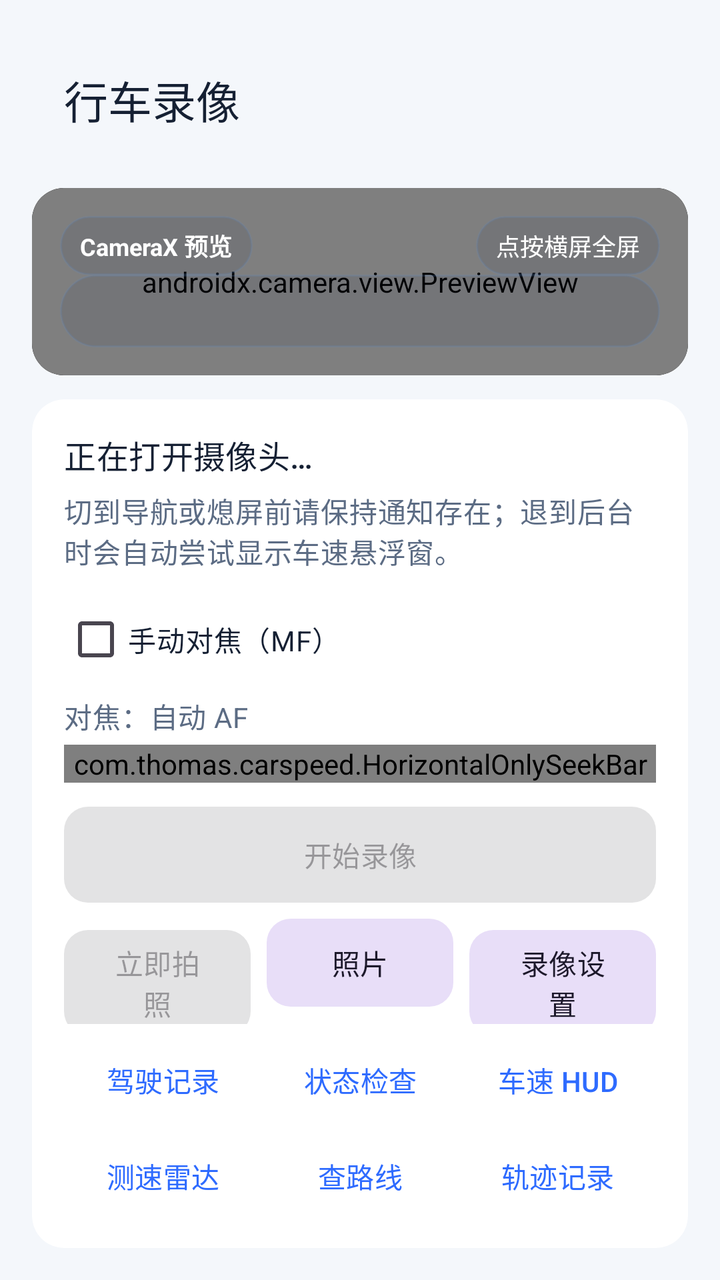
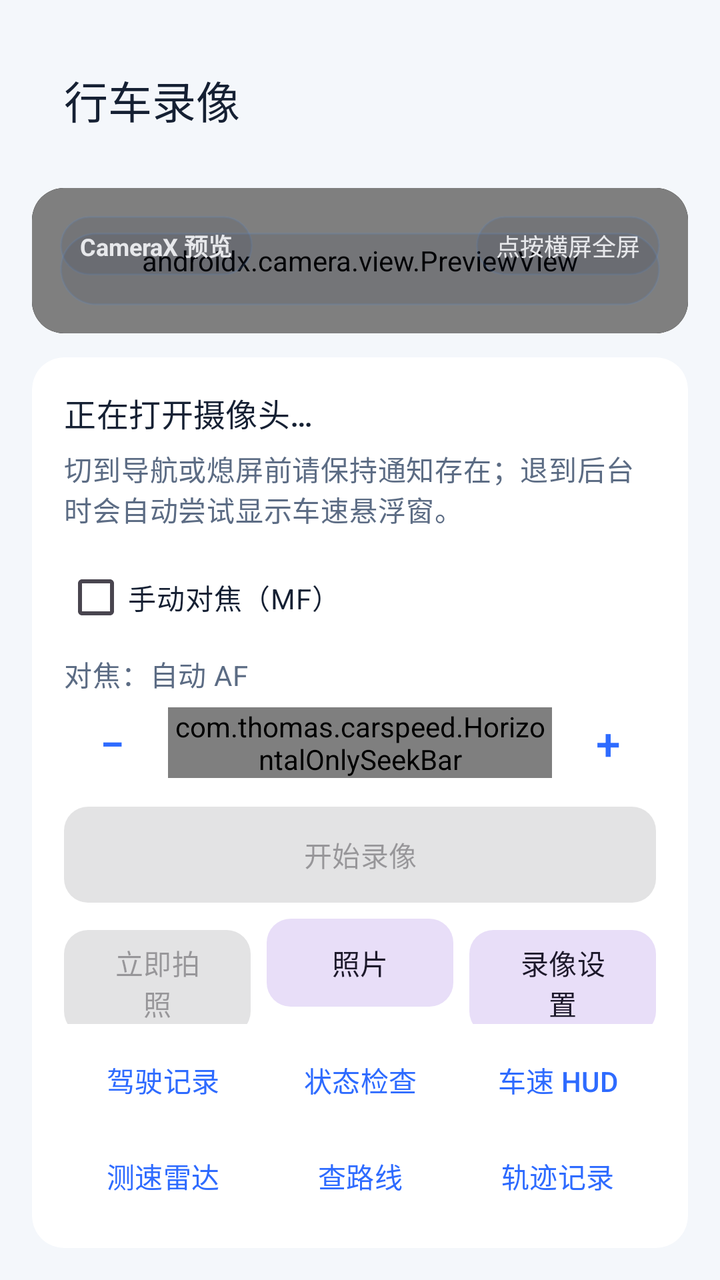

Screens rendered from an Android XML layout before and after an edit, with the pre-edit source and the edit as a unified diff.
<!-- AndroidManifest.xml: application theme Theme.CarSpeed -->
<!-- res/layout/activity_camera_record.xml -->
<?xml version="1.0" encoding="utf-8"?>
<ScrollView xmlns:android="http://schemas.android.com/apk/res/android"
    xmlns:app="http://schemas.android.com/apk/res-auto"
    android:layout_width="match_parent"
    android:layout_height="match_parent"
    android:background="@color/brand_sand"
    android:fillViewport="true">

    <LinearLayout
        android:layout_width="match_parent"
        android:layout_height="wrap_content"
        android:orientation="vertical"
        android:paddingStart="16dp"
        android:paddingTop="18dp"
        android:paddingEnd="16dp"
        android:paddingBottom="16dp">

    <com.google.android.material.appbar.MaterialToolbar
        android:id="@+id/toolbar"
        android:layout_width="match_parent"
        android:layout_height="wrap_content"
        android:backgroundTint="@android:color/transparent"
        app:title="@string/camera_record_title"
        app:titleTextColor="@color/text_primary" />

    <com.google.android.material.card.MaterialCardView
        android:id="@+id/previewCard"
        style="@style/Widget.CarSpeed.Card"
        android:layout_width="match_parent"
        android:layout_height="0dp"
        android:layout_marginTop="12dp"
        android:layout_weight="1"
        android:clickable="true"
        android:focusable="true">

        <FrameLayout
            android:layout_width="match_parent"
            android:layout_height="match_parent"
            android:background="@android:color/black">

            <androidx.camera.view.PreviewView
                android:id="@+id/previewView"
                android:layout_width="match_parent"
                android:layout_height="match_parent"
                android:background="@android:color/black"
                app:implementationMode="compatible" />

            <com.thomas.carspeed.AspectRatioTextureView
                android:id="@+id/recordingTextureView"
                android:layout_width="match_parent"
                android:layout_height="match_parent"
                android:layout_gravity="center"
                android:visibility="gone" />

            <com.thomas.carspeed.PlateOverlayView
                android:id="@+id/plateOverlayView"
                android:layout_width="match_parent"
                android:layout_height="match_parent"
                android:visibility="gone" />

            <TextView
                android:layout_width="wrap_content"
                android:layout_height="wrap_content"
                android:layout_gravity="top|start"
                android:layout_margin="14dp"
                android:background="@drawable/overlay_chip_dark_bg"
                android:paddingStart="10dp"
                android:paddingTop="6dp"
                android:paddingEnd="10dp"
                android:paddingBottom="6dp"
                android:text="@string/camera_preview_badge"
                android:textColor="@android:color/white"
                android:textSize="12sp"
                android:textStyle="bold" />

            <TextView
                android:layout_width="wrap_content"
                android:layout_height="wrap_content"
                android:layout_gravity="top|end"
                android:layout_margin="14dp"
                android:background="@drawable/overlay_chip_dark_bg"
                android:paddingStart="10dp"
                android:paddingTop="6dp"
                android:paddingEnd="10dp"
                android:paddingBottom="6dp"
                android:text="@string/preview_fullscreen_hint"
                android:textColor="@android:color/white"
                android:textSize="12sp" />

            <TextView
                android:id="@+id/tvPreviewTimer"
                android:layout_width="wrap_content"
                android:layout_height="wrap_content"
                android:layout_gravity="top|center_horizontal"
                android:layout_marginTop="14dp"
                android:background="@drawable/overlay_chip_dark_bg"
                android:paddingStart="12dp"
                android:paddingTop="6dp"
                android:paddingEnd="12dp"
                android:paddingBottom="6dp"
                android:textColor="@android:color/white"
                android:textSize="14sp"
                android:textStyle="bold"
                android:visibility="gone" />

            <TextView
                android:id="@+id/tvPreviewOverlay"
                android:layout_width="match_parent"
                android:layout_height="wrap_content"
                android:layout_gravity="bottom"
                android:layout_margin="14dp"
                android:background="@drawable/overlay_chip_dark_bg"
                android:lineSpacingExtra="3dp"
                android:padding="10dp"
                android:textColor="@android:color/white"
                android:textSize="12sp" />
        </FrameLayout>
    </com.google.android.material.card.MaterialCardView>

    <com.google.android.material.card.MaterialCardView
        style="@style/Widget.CarSpeed.Card"
        android:layout_width="match_parent"
        android:layout_height="wrap_content"
        android:layout_marginTop="12dp">

        <LinearLayout
            android:layout_width="match_parent"
            android:layout_height="wrap_content"
            android:orientation="vertical"
            android:padding="16dp">

            <TextView
                android:id="@+id/tvCameraStatus"
                android:layout_width="match_parent"
                android:layout_height="wrap_content"
                android:text="@string/camera_opening"
                android:textAppearance="@style/TextAppearance.CarSpeed.SectionTitle" />

            <TextView
                android:id="@+id/tvSavedPath"
                android:layout_width="match_parent"
                android:layout_height="wrap_content"
                android:layout_marginTop="6dp"
                android:text="@string/video_background_hint"
                android:textAppearance="@style/TextAppearance.CarSpeed.Body" />

            <com.google.android.material.checkbox.MaterialCheckBox
                android:id="@+id/cbManualFocus"
                android:layout_width="match_parent"
                android:layout_height="wrap_content"
                android:layout_marginTop="10dp"
                android:text="@string/manual_focus_toggle"
                android:textColor="@color/text_primary" />

            <TextView
                android:id="@+id/tvFocusInlineLabel"
                android:layout_width="match_parent"
                android:layout_height="wrap_content"
                android:layout_marginTop="4dp"
                android:text="@string/focus_auto_label"
                android:textAppearance="@style/TextAppearance.CarSpeed.Body" />

            <com.thomas.carspeed.HorizontalOnlySeekBar
                android:id="@+id/sbInlineFocus"
                android:layout_width="match_parent"
                android:layout_height="wrap_content"
                android:layout_marginTop="4dp"
                android:max="100"
                android:progress="10" />

            <com.google.android.material.button.MaterialButton
                android:id="@+id/btnRecordVideo"
                style="@style/Widget.CarSpeed.Button"
                android:layout_width="match_parent"
                android:layout_height="wrap_content"
                android:layout_marginTop="12dp"
                android:enabled="false"
                android:text="@string/video_start_recording" />

            <LinearLayout
                android:layout_width="match_parent"
                android:layout_height="wrap_content"
                android:layout_marginTop="8dp"
                android:orientation="horizontal">

                <com.google.android.material.button.MaterialButton
                    android:id="@+id/btnTakePhoto"
                    style="@style/Widget.CarSpeed.Button.Tonal"
                    android:layout_width="0dp"
                    android:layout_height="wrap_content"
                    android:layout_weight="1"
                    android:enabled="false"
                    android:text="@string/take_photo_now" />

                <com.google.android.material.button.MaterialButton
                    android:id="@+id/btnOpenPhotos"
                    style="@style/Widget.CarSpeed.Button.Tonal"
                    android:layout_width="0dp"
                    android:layout_height="wrap_content"
                    android:layout_marginStart="8dp"
                    android:layout_weight="1"
                    android:text="@string/photo_gallery_title" />

                <com.google.android.material.button.MaterialButton
                    android:id="@+id/btnOpenSettings"
                    style="@style/Widget.CarSpeed.Button.Tonal"
                    android:layout_width="0dp"
                    android:layout_height="wrap_content"
                    android:layout_marginStart="8dp"
                    android:layout_weight="1"
                    android:text="@string/dashcam_settings_title" />
            </LinearLayout>

            <LinearLayout
                android:layout_width="match_parent"
                android:layout_height="wrap_content"
                android:layout_marginTop="8dp"
                android:orientation="horizontal">

                <com.google.android.material.button.MaterialButton
                    android:id="@+id/btnOpenHistory"
                    style="@style/Widget.CarSpeed.Button.Text"
                    android:layout_width="0dp"
                    android:layout_height="wrap_content"
                    android:layout_weight="1"
                    android:text="@string/history_title" />

                <com.google.android.material.button.MaterialButton
                    android:id="@+id/btnOpenStatus"
                    style="@style/Widget.CarSpeed.Button.Text"
                    android:layout_width="0dp"
                    android:layout_height="wrap_content"
                    android:layout_weight="1"
                    android:text="@string/status_check_title" />

                <com.google.android.material.button.MaterialButton
                    android:id="@+id/btnOpenHud"
                    style="@style/Widget.CarSpeed.Button.Text"
                    android:layout_width="0dp"
                    android:layout_height="wrap_content"
                    android:layout_weight="1"
                    android:text="@string/speed_hud_title" />

            </LinearLayout>

            <LinearLayout
                android:layout_width="match_parent"
                android:layout_height="wrap_content"
                android:layout_marginTop="8dp"
                android:orientation="horizontal">

                <com.google.android.material.button.MaterialButton
                    android:id="@+id/btnOpenRadar"
                    style="@style/Widget.CarSpeed.Button.Text"
                    android:layout_width="0dp"
                    android:layout_height="wrap_content"
                    android:layout_weight="1"
                    android:text="@string/radar_settings_short_title" />

                <com.google.android.material.button.MaterialButton
                    android:id="@+id/btnOpenRadarQuery"
                    style="@style/Widget.CarSpeed.Button.Text"
                    android:layout_width="0dp"
                    android:layout_height="wrap_content"
                    android:layout_weight="1"
                    android:text="@string/radar_query_short" />

                <com.google.android.material.button.MaterialButton
                    android:id="@+id/btnOpenTrack"
                    style="@style/Widget.CarSpeed.Button.Text"
                    android:layout_width="0dp"
                    android:layout_height="wrap_content"
                    android:layout_weight="1"
                    android:text="@string/track_settings_short_title" />
            </LinearLayout>
        </LinearLayout>
    </com.google.android.material.card.MaterialCardView>
    </LinearLayout>
</ScrollView>
<!-- resources referenced by this layout -->
<resources>
  <color name="brand_sand">#F4F7FB</color>
  <color name="text_primary">#152033</color>
  <!-- drawable overlay_chip_dark_bg (drawable) -->
  <?xml version="1.0" encoding="utf-8"?>
  <shape xmlns:android="http://schemas.android.com/apk/res/android" android:shape="rectangle">
      <corners android:radius="18dp" />
      <solid android:color="#1A13233A" />
      <stroke
          android:width="1dp"
          android:color="#335D87C4" />
  </shape>
  <string name="camera_opening">正在打开摄像头…</string>
  <string name="camera_preview_badge">CameraX 预览</string>
  <string name="camera_record_title">行车录像</string>
  <string name="dashcam_settings_title">录像设置</string>
  <string name="focus_auto_label">对焦：自动 AF</string>
  <string name="history_title">驾驶记录</string>
  <string name="manual_focus_toggle">手动对焦（MF）</string>
  <string name="photo_gallery_title">照片</string>
  <string name="preview_fullscreen_hint">点按横屏全屏</string>
  <string name="radar_query_short">查路线</string>
  <string name="radar_settings_short_title">测速雷达</string>
  <string name="speed_hud_title">车速 HUD</string>
  <string name="status_check_title">状态检查</string>
  <string name="take_photo_now">立即拍照</string>
  <string name="track_settings_short_title">轨迹记录</string>
  <string name="video_background_hint">切到导航或熄屏前请保持通知存在；退到后台时会自动尝试显示车速悬浮窗。</string>
  <string name="video_start_recording">开始录像</string>
  <style name="TextAppearance.CarSpeed.Body" parent="TextAppearance.Material3.BodyMedium">
          <item name="android:textColor">@color/text_secondary</item>
      </style>
  <style name="TextAppearance.CarSpeed.SectionTitle" parent="TextAppearance.Material3.TitleMedium">
          <item name="android:textColor">@color/text_primary</item>
      </style>
  <style name="Widget.CarSpeed.Button" parent="Widget.Material3.Button">
          <item name="cornerRadius">12dp</item>
          <item name="android:minHeight">48dp</item>
          <item name="android:insetTop">0dp</item>
          <item name="android:insetBottom">0dp</item>
      </style>
  <style name="Widget.CarSpeed.Button.Text" parent="Widget.Material3.Button.TextButton">
          <item name="cornerRadius">12dp</item>
          <item name="android:minHeight">40dp</item>
          <item name="android:insetTop">0dp</item>
          <item name="android:insetBottom">0dp</item>
      </style>
  <style name="Widget.CarSpeed.Button.Tonal" parent="Widget.Material3.Button.TonalButton">
          <item name="cornerRadius">12dp</item>
          <item name="android:minHeight">44dp</item>
          <item name="android:insetTop">0dp</item>
          <item name="android:insetBottom">0dp</item>
      </style>
  <style name="Widget.CarSpeed.Card" parent="Widget.Material3.CardView.Elevated">
          <item name="cardBackgroundColor">@color/surface_primary</item>
          <item name="strokeWidth">0dp</item>
          <item name="cardCornerRadius">16dp</item>
          <item name="cardElevation">0dp</item>
      </style>
  <color name="text_secondary">#5C6C84</color>
  <color name="surface_primary">#FFFFFF</color>
  <color name="brand_blue">#2E6BFF</color>
  <color name="brand_teal">#1FB8A6</color>
  <style name="Widget.CarSpeed.SeekBar" parent="Widget.AppCompat.SeekBar">
          <item name="android:progressTint">@color/brand_blue</item>
          <item name="android:thumbTint">@color/brand_blue</item>
          <item name="android:progressBackgroundTint">@color/divider_soft</item>
          <item name="android:minHeight">48dp</item>
      </style>
  <style name="Widget.CarSpeed.ProgressBar" parent="Widget.AppCompat.ProgressBar.Horizontal">
          <item name="android:progressTint">@color/brand_blue</item>
          <item name="android:progressBackgroundTint">@color/divider_soft</item>
          <item name="android:minHeight">4dp</item>
      </style>
  <color name="divider_soft">#E4E9F0</color>
  <color name="surface_secondary">#EAF0F8</color>
  <!-- unchanged entries left out for length: 5 -->
</resources>

<!-- the commit's change to res/layout/activity_camera_record.xml (unified diff, before → after) -->
@@ -160,13 +160,49 @@
                 android:text="@string/focus_auto_label"
                 android:textAppearance="@style/TextAppearance.CarSpeed.Body" />
 
-            <com.thomas.carspeed.HorizontalOnlySeekBar
-                android:id="@+id/sbInlineFocus"
+            <LinearLayout
                 android:layout_width="match_parent"
                 android:layout_height="wrap_content"
                 android:layout_marginTop="4dp"
-                android:max="100"
-                android:progress="10" />
+                android:gravity="center_vertical"
+                android:orientation="horizontal">
+
+                <com.google.android.material.button.MaterialButton
+                    android:id="@+id/btnFocusDown"
+                    style="@style/Widget.CarSpeed.Button.Text"
+                    android:layout_width="48dp"
+                    android:layout_height="40dp"
+                    android:insetTop="0dp"
+                    android:insetBottom="0dp"
+                    android:minWidth="0dp"
+                    android:padding="0dp"
+                    android:text="−"
+                    android:textSize="22sp"
+                    android:contentDescription="@string/focus_step_down" />
+
+                <com.thomas.carspeed.HorizontalOnlySeekBar
+                    android:id="@+id/sbInlineFocus"
+                    android:layout_width="0dp"
+                    android:layout_height="wrap_content"
+                    android:layout_marginStart="4dp"
+                    android:layout_marginEnd="4dp"
+                    android:layout_weight="1"
+                    android:max="100"
+                    android:progress="10" />
+
+                <com.google.android.material.button.MaterialButton
+                    android:id="@+id/btnFocusUp"
+                    style="@style/Widget.CarSpeed.Button.Text"
+                    android:layout_width="48dp"
+                    android:layout_height="40dp"
+                    android:insetTop="0dp"
+                    android:insetBottom="0dp"
+                    android:minWidth="0dp"
+                    android:padding="0dp"
+                    android:text="+"
+                    android:textSize="22sp"
+                    android:contentDescription="@string/focus_step_up" />
+            </LinearLayout>
 
             <com.google.android.material.button.MaterialButton
                 android:id="@+id/btnRecordVideo"
<!-- resource entries referenced after the edit -->
@@ -16,6 +16,8 @@
   <string name="camera_record_title">行车录像</string>
   <string name="dashcam_settings_title">录像设置</string>
   <string name="focus_auto_label">对焦：自动 AF</string>
+  <string name="focus_step_down">对焦减 1%</string>
+  <string name="focus_step_up">对焦加 1%</string>
   <string name="history_title">驾驶记录</string>
   <string name="manual_focus_toggle">手动对焦（MF）</string>
   <string name="photo_gallery_title">照片</string>
